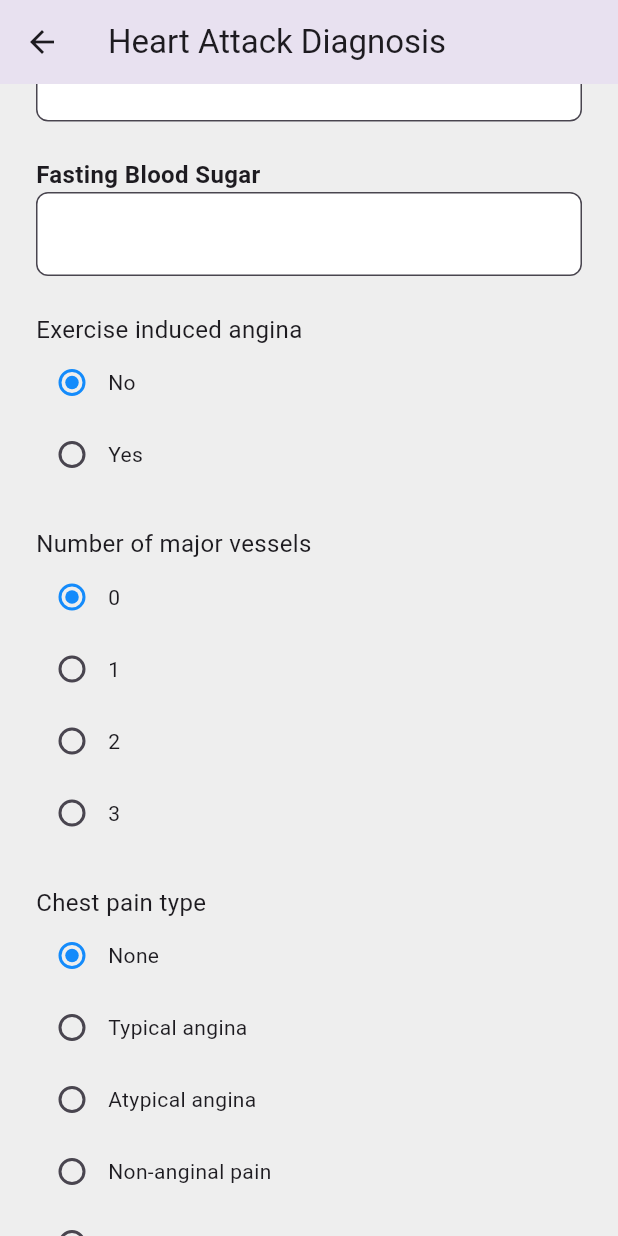
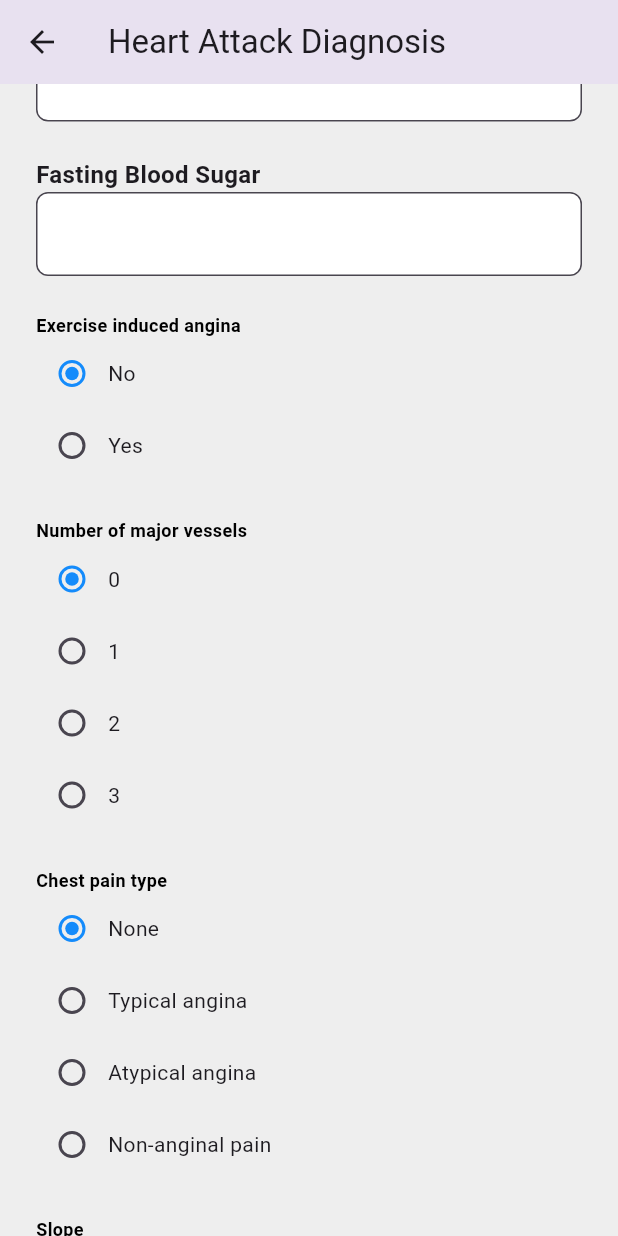
Before and after one commit to nguyenthingocthao1510/heart_attack_detection_fe, a Flutter app: the Prediction screen opened by its route, scrolled down 576 dp, on a phone screen of 412 x 824 dp. Run offline on Flutter 3.47's test engine with Material 3 defaults, Android fonts, the phone set to English and light mode, and no system bars; our stand-ins replace animated_background, carousel_slider, data_table_2, dio, dropdown_button2, easy_stepper and 6 more; accounts and stored records are empty.

Commit message:
refactor DiagnosisForm

```diff
--- a/lib/main.dart
+++ b/lib/main.dart
@@ -25,6 +25,7 @@ import 'package:heart_attack_detection_fe/providers/roleProvider.dart';
 import 'package:heart_attack_detection_fe/providers/patientProvider.dart';
 import 'package:heart_attack_detection_fe/routes/route.constant.dart';
 import 'package:heart_attack_detection_fe/services/doctorApi.dart';
+import 'package:heart_attack_detection_fe/services/baseApi.dart';
 import 'package:provider/provider.dart';
 
 Future<Doctor?> getDoctorById(BuildContext context) async {
@@ -42,6 +43,8 @@ Future<Doctor?> getDoctorById(BuildContext context) async {
 }
 
 void main() {
+  ChangePrefixURL.setApiPrefix(2);
+
   runApp(MultiProvider(
     providers: [
       ChangeNotifierProvider(create: (context) => RoleProvider()),
--- /dev/null
+++ b/lib/pages/patient/Diagnosis/Prediction/DiagnosisForm/index.dart
@@ -0,0 +1,196 @@
+import 'package:flutter/material.dart';
+import 'package:heart_attack_detection_fe/pages/patient/Diagnosis/Prediction/DiagnosisForm/InputFormComponent/textFieldInput.dart';
+import 'package:heart_attack_detection_fe/pages/patient/Diagnosis/Prediction/DiagnosisForm/InputFormComponent/radioInput.dart';
+import 'package:heart_attack_detection_fe/themes/textStyle.dart';
+
+// ignore: must_be_immutable
+class DiagnosisForm extends StatefulWidget {
+  final Function(Map<String, dynamic>) onSubmit;
+
+  const DiagnosisForm({super.key, required this.onSubmit});
+
+  @override
+  _DiagnosisFormState createState() => _DiagnosisFormState();
+}
+
+class _DiagnosisFormState extends State<DiagnosisForm> {
+
+  final ageController = TextEditingController();
+  final trtbpsController = TextEditingController();
+  final cholController = TextEditingController();
+  final thalachhController = TextEditingController();
+  final oldpeakController = TextEditingController();
+  final fbsController = TextEditingController();
+
+  String sex = 'Male';
+  String exng = 'No';
+  int caa = 0;
+  String cp = 'None';
+  String slp = 'None';
+  String thall = 'None';
+
+  ValueChanged changeRadioValue(dynamic groupValue) {
+    return (newValue) {
+      setState(() {
+        groupValue = newValue;
+      });
+    };
+  }
+
+  @override
+  Widget build(BuildContext DiagnosisForm) {
+    return Scaffold(
+      backgroundColor: const Color.fromARGB(255, 20, 139, 251),
+      body: SingleChildScrollView(
+        scrollDirection: Axis.vertical,
+        child:
+          Column(
+            children: [
+              Container(
+                height: 200,
+                width: double.infinity,
+                alignment: Alignment.center,
+                padding: const EdgeInsets.all(16),
+                child: Text(
+                  "Welcome to diagnosis section",
+                  style: CustomTextStyle.textStyle1(50, Colors.white),
+                  textAlign: TextAlign.center,
+                ),
+              ),
+              Container(
+                height: 100,
+                width: double.infinity,
+                alignment: Alignment.center,
+                padding: const EdgeInsets.all(16),
+                child: Text(
+                  "Fill in information to start diagnosing:",
+                  style: CustomTextStyle.textStyle1(20, Colors.white),
+                  textAlign: TextAlign.center,
+                )
+              ),
+              Container(
+                padding: const EdgeInsets.only(
+                  top: 16,
+                  right: 24,
+                  bottom: 16,
+                  left: 24
+                ),
+                decoration: const BoxDecoration(
+                  color: Color.fromARGB(255, 238, 238, 238),
+                  borderRadius: BorderRadius.only(
+                    topRight: Radius.circular(16),
+                    topLeft: Radius.circular(16),
+                    )
+                ),
+                child: Column(
+                  crossAxisAlignment: CrossAxisAlignment.start,
+                  children: [
+                    textFieldInput(label: 'Resting Blood Pressure', controller: trtbpsController),
+                    textFieldInput(label: 'Cholesterol', controller: cholController),
+                    textFieldInput(label: 'Old Peak', controller: oldpeakController),
+                    textFieldInput(label: 'Fasting Blood Sugar', controller: fbsController),
+                    _buildRadioForm(),
+                    ElevatedButton(
+                      style: const ButtonStyle(
+                        backgroundColor: WidgetStatePropertyAll(Color.fromARGB(255, 20, 139, 251)),
+                      ),
+                      onPressed: () {
+                        try {
+                          Map<String, dynamic> inputData = {
+                            'trtbps': int.tryParse(trtbpsController.text) ?? 0,
+                            'chol': int.tryParse(cholController.text) ?? 0,
+                            'oldpeak': double.tryParse(oldpeakController.text) ?? 0.0,
+                            'fbs': int.tryParse(fbsController.text) ?? 0,
+                            'exng': exng,
+                            'caa': caa,
+                            'cp': cp,
+                            'slp': slp,
+                            'thall': thall,
+                          };
+                          widget.onSubmit(inputData);
+                        } catch (e) {
+                          print("Error parsing inputs: $e");
+                        }
+                      },
+                      child: const Text(
+                        'Predict',
+                        style: TextStyle(
+                          color: Colors.white
+                        ),
+                      ),
+                    ),
+                  ]
+                )
+              )
+            ],
+          ),
+      )
+    );
+  }
+  Widget _buildRadioItem<T>(String title, List<T> options, T groupValue, ValueChanged<T> onChanged) {
+    return Column(
+      crossAxisAlignment: CrossAxisAlignment.start,
+      children: [
+        Text(title, style: CustomTextStyle.textStyle1(12, Colors.black)),
+        radioInput(options: options, groupValue: groupValue, onChanged: onChanged),
+        const Padding(padding: EdgeInsets.all(12)),
+      ],
+    );
+  }
+  Widget _buildRadioForm() {
+    return Column(
+      children: [
+        _buildRadioItem(
+          'Exercise induced angina',
+          ['No', 'Yes'],
+          exng,
+          (newValue) {
+            setState(() {
+              exng = newValue;
+            });
+          }
+        ),
+        _buildRadioItem(
+          'Number of major vessels',
+          [0, 1, 2, 3],
+          caa,
+          (newValue) {
+            setState(() {
+              caa = newValue;
+            });
+          }
+        ),
+        _buildRadioItem(
+          'Chest pain type',
+          ['None', 'Typical angina', 'Atypical angina', 'Non-anginal pain'],
+          cp,
+          (newValue) {
+            setState(() {
+              cp = newValue;
+            });
+          }
+        ),
+        _buildRadioItem(
+          'Slope',
+          ['None', 'Upsloping', 'Flat', 'Asymptomatic'],
+          slp,
+          (newValue) {
+            setState(() {
+              slp = newValue;
+            });
+          }
+        ),
+        _buildRadioItem(
+          'Thallium Stress Test Result',
+          ['None', 'Normal', 'Fixed defect', 'Reversible defect'],
+          thall,
+          (newValue) {
+            setState(() {
+              slp = newValue;
+            });
+          }
+        ),
+      ],
+    );
+  }
+}
--- a/lib/pages/patient/Diagnosis/Prediction/processingPrediction/index.dart
+++ b/lib/pages/patient/Diagnosis/Prediction/ProcessPrediction/index.dart
@@ -4,8 +4,8 @@ import 'package:heart_attack_detection_fe/assets/icon/index.dart';
 import '../index.dart';
 
 
-class ProcessingPrediction extends StatelessWidget {
-  const ProcessingPrediction({super.key});
+class ProcessPrediction extends StatelessWidget {
+  const ProcessPrediction({super.key});
 
   @override
   Widget build(BuildContext context) {
--- a/lib/pages/patient/Diagnosis/Prediction/enteringInformation/InputFormComponent/radioInput.dart
+++ /dev/null
@@ -1,25 +0,0 @@
-import 'package:flutter/material.dart';
-
-Widget radioInput({
-  required String label,
-  required dynamic value,
-  required dynamic groupValue,
-  required ValueChanged<dynamic> onChanged,
-}) {
-  return Row(
-    children: [
-      Radio<dynamic>
-      (
-        value: value,
-        groupValue: groupValue,
-        activeColor: const Color.fromARGB(255, 20, 139, 251),
-        onChanged: (newValue) {
-          if (newValue != null) {
-            onChanged(newValue);
-          }
-        },
-      ),
-      Text(label),
-    ],
-  );
-}
--- a/lib/pages/patient/Diagnosis/Prediction/enteringInformation/index.dart
+++ /dev/null
@@ -1,344 +0,0 @@
-import 'package:flutter/material.dart';
-import 'package:heart_attack_detection_fe/pages/patient/Diagnosis/Prediction/EnteringInformation/InputFormComponent/textFieldInput.dart';
-import 'package:heart_attack_detection_fe/pages/patient/Diagnosis/Prediction/EnteringInformation/InputFormComponent/radioInput.dart';
-
-// ignore: must_be_immutable
-class EnteringInformation extends StatefulWidget {
-  final Function(Map<String, dynamic>) onSubmit;
-
-  const EnteringInformation({super.key, required this.onSubmit});
-
-  @override
-  _EnteringInformationState createState() => _EnteringInformationState();
-}
-
-class _EnteringInformationState extends State<EnteringInformation> {
-
-  final ageController = TextEditingController();
-  final trtbpsController = TextEditingController();
-  final cholController = TextEditingController();
-  final thalachhController = TextEditingController();
-  final oldpeakController = TextEditingController();
-  final fbsController = TextEditingController();
-
-  String sex = 'Male';
-  String exng = 'No';
-  int caa = 0;
-  String cp = 'None';
-  int restecg = 0;
-  String slp = 'None';
-  String thall = 'None';
-
-  @override
-  Widget build(BuildContext enteringInformation) {
-    return Scaffold(
-      backgroundColor: const Color.fromARGB(255, 20, 139, 251),
-      body: SingleChildScrollView(
-        scrollDirection: Axis.vertical,
-        child:
-          Column(
-            children: [
-              Container(
-                height: 200,
-                width: double.infinity,
-                alignment: Alignment.center,
-                padding: const EdgeInsets.all(16),
-                child: const Text(
-                  "Welcome to diagnosis section",
-                  style: TextStyle(
-                    color: Colors.white,
-                    fontSize: 50,
-                    fontWeight: FontWeight.bold
-                  ),
-                  textAlign: TextAlign.center,
-                ),
-              ),
-              Container(
-                height: 100,
-                width: double.infinity,
-                alignment: Alignment.center,
-                padding: const EdgeInsets.all(16),
-                child: const Text(
-                  "Fill in information to start diagnosing:",
-                  style: TextStyle(
-                    color: Colors.white,
-                    fontSize: 20,
-                    fontWeight: FontWeight.bold
-                  ),
-                  textAlign: TextAlign.center,
-                )
-              ),
-              Container(
-                padding: const EdgeInsets.only(
-                  top: 16,
-                  right: 24,
-                  bottom: 16,
-                  left: 24
-                ),
-                decoration: const BoxDecoration(
-                  color: Color.fromARGB(255, 238, 238, 238),
-                  borderRadius: BorderRadius.only(
-                    topRight: Radius.circular(16),
-                    topLeft: Radius.circular(16),
-                    )
-                ),
-                child: Column(
-                  crossAxisAlignment: CrossAxisAlignment.start,
-                  children: [
-                    textFieldInput(label: 'Resting Blood Pressure', controller: trtbpsController),
-                    textFieldInput(label: 'Cholesterol', controller: cholController),
-                    textFieldInput(label: 'Old Peak', controller: oldpeakController),
-                    textFieldInput(label: 'Fasting Blood Sugar', controller: fbsController),
-                    const Text(
-                      'Exercise induced angina',
-                      style: TextStyle(fontSize: 16),
-                    ),
-                    radioInput(
-                      label: "No",
-                      value: "No",
-                      groupValue: exng,
-                      onChanged: (newValue) {
-                        setState(() {
-                          exng = newValue;
-                        });
-                      },
-                    ),
-                    radioInput(
-                      label: "Yes",
-                      value: "Yes",
-                      groupValue: exng,
-                      onChanged: (newValue) {
-                        setState(() {
-                          exng = newValue;
-                        });
-                      },
-                    ),
-                    const Padding(padding: EdgeInsets.all(12)),
-                    const Text(
-                      'Number of major vessels',
-                      style: TextStyle(fontSize: 16),
-                    ),
-                    radioInput(
-                      label: "0",
-                      value: 0,
-                      groupValue: caa,
-                      onChanged: (newValue) {
-                        setState(() {
-                          caa = newValue;
-                        });
-                      },
-                    ),
-                    radioInput(
-                      label: "1",
-                      value: 1,
-                      groupValue: caa,
-                      onChanged: (newValue) {
-                        setState(() {
-                          caa = newValue;
-                        });
-                      },
-                    ),
-                    radioInput(
-                      label: "2",
-                      value: 2,
-                      groupValue: caa,
-                      onChanged: (newValue) {
-                        setState(() {
-                          caa = newValue;
-                        });
-                      },
-                    ),
-                    radioInput(
-                      label: "3",
-                      value: 3,
-                      groupValue: caa,
-                      onChanged: (newValue) {
-                        setState(() {
-                          caa = newValue;
-                        });
-                      },
-                    ),
-                    const Padding(padding: EdgeInsets.all(12)),
-                    const Text(
-                      'Chest pain type',
-                      style: TextStyle(fontSize: 16),
-                    ),
-                    radioInput(
-                      label: "None",
-                      value: "None",
-                      groupValue: cp,
-                      onChanged: (newValue) {
-                        setState(() {
-                          cp = newValue;
-                        });
-                      },
-                    ),
-                    radioInput(
-                      label: "Typical angina",
-                      value: "Typical angina",
-                      groupValue: cp,
-                      onChanged: (newValue) {
-                        setState(() {
-                          cp = newValue;
-                        });
-                      },
-                    ),
-                    radioInput(
-                      label: "Atypical angina",
-                      value: "Atypical angina",
-                      groupValue: cp,
-                      onChanged: (newValue) {
-                        setState(() {
-                          cp = newValue;
-                        });
-                      },
-                    ),
-                    radioInput(
-                      label: "Non-anginal pain",
-                      value: "Non-anginal pain",
-                      groupValue: cp,
-                      onChanged: (newValue) {
-                        setState(() {
-                          cp = newValue;
-                        });
-                      },
-                    ),
-                    radioInput(
-                      label: "Asymptomatic",
-                      value: "Asymptomatic",
-                      groupValue: cp,
-                      onChanged: (newValue) {
-                        setState(() {
-                          cp = newValue;
-                        });
-                      },
-                    ),
-                    const Padding(padding: EdgeInsets.all(12)),
-                    const Text(
-                      'Slope',
-                      style: TextStyle(fontSize: 16),
-                    ),
-                    radioInput(
-                      label: "None",
-                      value: "None",
-                      groupValue: slp,
-                      onChanged: (newValue) {
-                        setState(() {
-                          slp = newValue;
-                        });
-                      },
-                    ),
-                    radioInput(
-                      label: "Upsloping",
-                      value: "Upsloping",
-                      groupValue: slp,
-                      onChanged: (newValue) {
-                        setState(() {
-                          slp = newValue;
-                        });
-                      },
-                    ),
-                    radioInput(
-                      label: "Flat",
-                      value: "Flat",
-                      groupValue: slp,
-                      onChanged: (newValue) {
-                        setState(() {
-                          slp = newValue;
-                        });
-                      },
-                    ),
-                    radioInput(
-                      label: "Asymptomatic",
-                      value: "Asymptomatic",
-                      groupValue: slp,
-                      onChanged: (newValue) {
-                        setState(() {
-                          slp = newValue;
-                        });
-                      },
-                    ),
-                    const Padding(padding: EdgeInsets.all(12)),
-                    const Text(
-                      'Thalium Stress Test Result',
-                      style: TextStyle(fontSize: 16),
-                    ),
-                    radioInput(
-                      label: "None",
-                      value: "None",
-                      groupValue: thall,
-                      onChanged: (newValue) {
-                        setState(() {
-                          thall = newValue;
-                        });
-                      },
-                    ),
-                    radioInput(
-                      label: "Normal",
-                      value: "Normal",
-                      groupValue: thall,
-                      onChanged: (newValue) {
-                        setState(() {
-                          thall = newValue;
-                        });
-                      },
-                    ),
-                    radioInput(
-                      label: "Fixed defect",
-                      value: "Fixed defect",
-                      groupValue: thall,
-                      onChanged: (newValue) {
-                        setState(() {
-                          thall = newValue;
-                        });
-                      },
-                    ),
-                    radioInput(
-                      label: "Reversible defect",
-                      value: "Reversible defect",
-                      groupValue: thall,
-                      onChanged: (newValue) {
-                        setState(() {
-                          thall = newValue;
-                        });
-                      },
-                    ),
-                    const Padding(padding: EdgeInsets.all(12)),
-                    ElevatedButton(
-                      style: const ButtonStyle(
-                        backgroundColor: WidgetStatePropertyAll(Color.fromARGB(255, 20, 139, 251)),
-                      ),
-                      onPressed: () {
-                        try {
-                          Map<String, dynamic> inputData = {
-                            'trtbps': int.tryParse(trtbpsController.text) ?? 0,
-                            'chol': int.tryParse(cholController.text) ?? 0,
-                            'oldpeak': double.tryParse(oldpeakController.text) ?? 0.0,
-                            'fbs': int.tryParse(fbsController.text) ?? 0,
-                            'exng': exng,
-                            'caa': caa,
-                            'cp': cp,
-                            'slp': slp,
-                            'thall': thall,
-                          };
-                          widget.onSubmit(inputData);
-                        } catch (e) {
-                          print("Error parsing inputs: $e");
-                        }
-                      },
-                      child: const Text(
-                        'Predict',
-                        style: TextStyle(
-                          color: Colors.white
-                        ),
-                      ),
-                    ),
-                  ]
-                )
-              )
-            ],
-          ),
-      )
-    );
-  }
-}
--- a/lib/pages/patient/Diagnosis/Prediction/index.dart
+++ b/lib/pages/patient/Diagnosis/Prediction/index.dart
@@ -2,9 +2,9 @@ import 'package:flutter/material.dart';
 import 'package:provider/provider.dart';
 import 'package:heart_attack_detection_fe/models/Diagnosis/diagnosis.d.dart';
 import 'package:heart_attack_detection_fe/models/Diagnosis/result.d.dart';
-import 'enteringInformation/index.dart';
-import 'processingPrediction/index.dart';
-import 'displayingResult/index.dart';
+import 'DiagnosisForm/index.dart';
+import 'ProcessPrediction/index.dart';
+import 'DisplayResult/index.dart';
 import 'package:heart_attack_detection_fe/services/Diagnosis/predictApi.dart';
 import 'package:heart_attack_detection_fe/services/Diagnosis/receiveUserInputApi.dart';
 import 'package:heart_attack_detection_fe/providers/patientProvider.dart';
@@ -67,11 +67,11 @@ class _PredictionState extends State<Prediction> {
     Widget currentWidget;
 
     if (isPredicting) {
-      currentWidget = const ProcessingPrediction();
+      currentWidget = const ProcessPrediction();
     } else if (predictionResult != null) {
-      currentWidget = DisplayingResult(result: predictionResult!);
+      currentWidget = DisplayResult(result: predictionResult!);
     } else {
-      currentWidget = EnteringInformation(onSubmit: startPrediction);
+      currentWidget = DiagnosisForm(onSubmit: startPrediction);
     }
 
     return Scaffold(
```
Also changed, not shown: lib/pages/patient/Diagnosis/Prediction/DiagnosisForm/InputFormComponent/radioInput.dart (added, +28 -0 lines), lib/pages/patient/Diagnosis/Prediction/DisplayResult/index.dart (renamed from lib/pages/patient/Diagnosis/Prediction/displayingResult/index.dart, +4 -4 lines), lib/services/baseApi.dart (added, +27 -0 lines), lib/pages/patient/Diagnosis/Prediction/DiagnosisForm/InputFormComponent/textFieldInput.dart (renamed from lib/pages/patient/Diagnosis/Prediction/enteringInformation/InputFormComponent/textFieldInput.dart).
